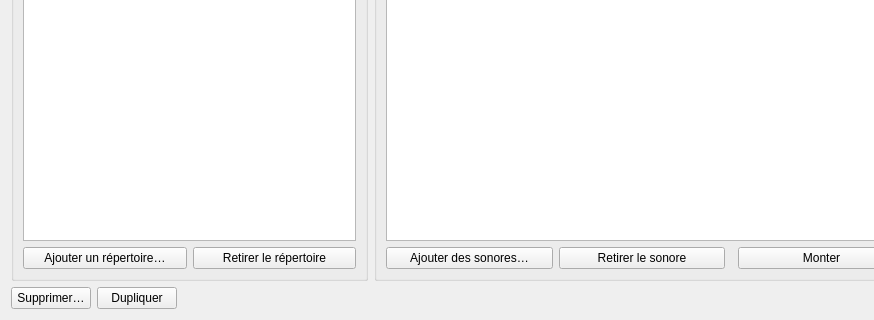
Qt form src/machincast/interface/ui/fiche_banque.ui (dascritch/machincast) before a commit; both pictures show x 0 to 874 and y 380 to 700 of the 1100 by 700 pixel window.
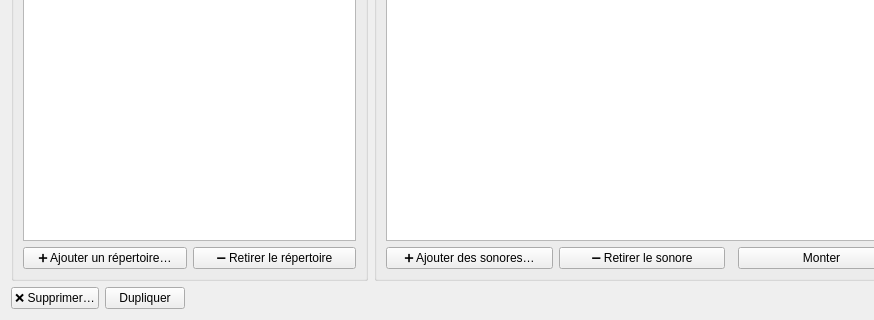
The same form after that commit.

What changed in the file:
```diff
--- a/src/machincast/interface/ui/fiche_banque.ui
+++ b/src/machincast/interface/ui/fiche_banque.ui
@@ -278,14 +278,14 @@
           <item>
            <widget class="QPushButton" name="ajouter_repertoire">
             <property name="text">
-             <string>Ajouter un répertoire…</string>
+             <string>➕ Ajouter un répertoire…</string>
             </property>
            </widget>
           </item>
           <item>
            <widget class="QPushButton" name="retirer_repertoire">
             <property name="text">
-             <string>Retirer le répertoire</string>
+             <string>➖ Retirer le répertoire</string>
             </property>
            </widget>
           </item>
@@ -341,14 +341,14 @@
           <item>
            <widget class="QPushButton" name="ajouter_sonores">
             <property name="text">
-             <string>Ajouter des sonores…</string>
+             <string>➕ Ajouter des sonores…</string>
             </property>
            </widget>
           </item>
           <item>
            <widget class="QPushButton" name="retirer_sonore">
             <property name="text">
-             <string>Retirer le sonore</string>
+             <string>➖ Retirer le sonore</string>
             </property>
            </widget>
           </item>
@@ -385,7 +385,7 @@
      <item>
       <widget class="QPushButton" name="supprimer">
        <property name="text">
-        <string>Supprimer…</string>
+        <string>❌ Supprimer…</string>
        </property>
        <property name="toolTip">
         <string>Supprime l'élément de la base, après confirmation ; aucun fichier n'est touché.</string>
```
